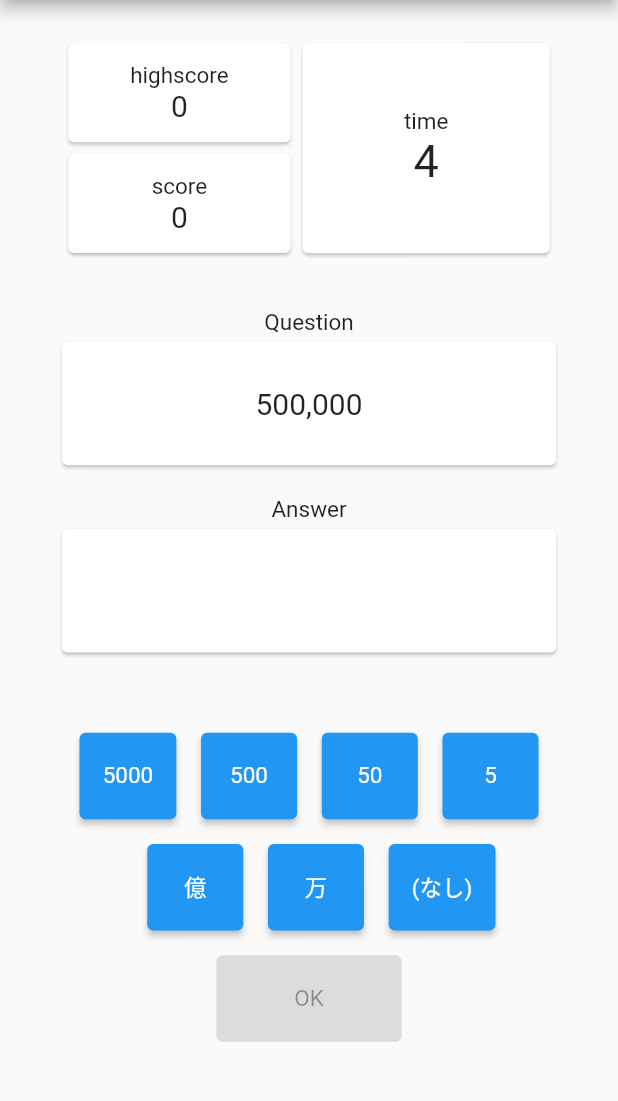
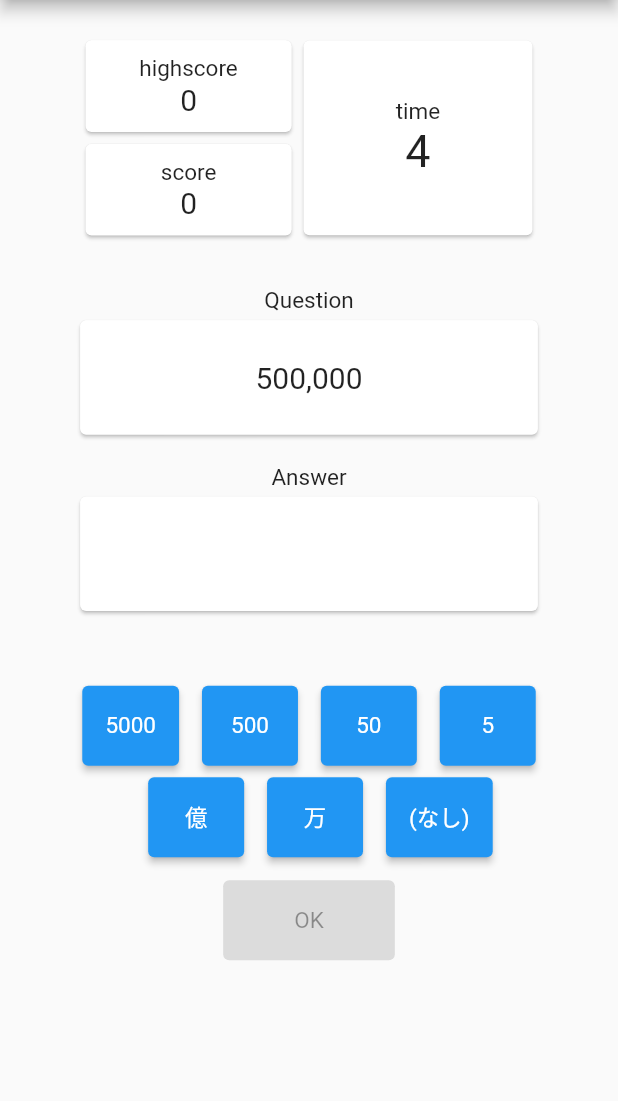
Before and after one commit to miyashiiii/number_read, a Flutter app: the GamePage screen opened by its route, on a phone screen of 412 x 824 dp, the part 84-1185 px from its top. Run offline on Flutter 3.47's test engine with Material 2 defaults, Android fonts, the phone set to English and light mode, and no system bars; our stand-ins replace firebase_analytics, firebase_core, flutter_screenutil, page_transition, shared_preferences; accounts and stored records are empty.

Commit message:
refactor: Use screenutil

```diff
--- a/lib/first_page.dart
+++ b/lib/first_page.dart
@@ -1,6 +1,6 @@
 import 'package:firebase_core/firebase_core.dart';
 import 'package:flutter/material.dart';
-import 'package:sudoku/util.dart';
+import 'package:flutter_screenutil/flutter_screenutil.dart';
 import 'package:shared_preferences/shared_preferences.dart';
 
 class FirstPage extends StatefulWidget {
@@ -51,9 +51,12 @@ class _FirstPageState extends State<FirstPage> {
     if (!_initialized) {
       // error log
     }
-
-    SizeConfig(context);
-
+    ScreenUtil.init(
+        BoxConstraints(
+            maxWidth: MediaQuery.of(context).size.width,
+            maxHeight: MediaQuery.of(context).size.height),
+        designSize: Size(1080, 2160),
+        orientation: Orientation.portrait);
     checkHighScore();
     return Scaffold(
       appBar: AppBar(
--- a/lib/game_page.dart
+++ b/lib/game_page.dart
@@ -1,7 +1,7 @@
 import 'dart:async';
 
 import 'package:flutter/material.dart';
-import 'package:sudoku/util.dart';
+import 'package:flutter_screenutil/flutter_screenutil.dart';
 import "dart:math";
 
 import 'package:shared_preferences/shared_preferences.dart';
@@ -218,7 +218,7 @@ class _GamePageState extends State<GamePage> {
       ),
       body: Column(
         children: [
-          SizedBox(height: SizeConfig.getSizePerHeight(3)),
+          SizedBox(height: 60.h),
           Row(
             mainAxisAlignment: MainAxisAlignment.center,
             children: [
@@ -243,8 +243,8 @@ class _GamePageState extends State<GamePage> {
                             ),
                           ],
                         ),
-                        width: SizeConfig.getSizePerHeight(18),
-                        height: SizeConfig.getSizePerHeight(8)),
+                        width: 360.h,
+                        height: 160.h),
                   ),
                   Card(
                     child: Container(
@@ -264,8 +264,8 @@ class _GamePageState extends State<GamePage> {
                           ),
                         ],
                       ),
-                      width: SizeConfig.getSizePerHeight(18),
-                      height: SizeConfig.getSizePerHeight(8),
+                      width: 360.h,
+                      height: 160.h,
                     ),
                   ),
                 ],
@@ -289,14 +289,14 @@ class _GamePageState extends State<GamePage> {
                       ),
                     ],
                   ),
-                  width: SizeConfig.getSizePerHeight(20),
-                  height: SizeConfig.getSizePerHeight(17),
+                  width: 400.h,
+                  height: 340.h,
                 ),
               ),
             ],
           ),
           SizedBox(
-            height: SizeConfig.getSizePerHeight(4),
+            height: 80.h,
           ),
           Text("Question"),
           Card(
@@ -316,12 +316,12 @@ class _GamePageState extends State<GamePage> {
                   ),
                 ],
               ),
-              width: SizeConfig.getSizePerHeight(40),
-              height: SizeConfig.getSizePerHeight(10),
+              width: 800.h,
+              height: 200.h,
             ),
           ),
           SizedBox(
-            height: SizeConfig.getSizePerHeight(2),
+            height: 40.h,
           ),
           Text("Answer"),
           Card(
@@ -340,18 +340,18 @@ class _GamePageState extends State<GamePage> {
                   ),
                 ],
               ),
-              width: SizeConfig.getSizePerHeight(40),
-              height: SizeConfig.getSizePerHeight(10),
+              width: 800.h,
+              height: 200.h,
             ),
           ),
           SizedBox(
-            height: SizeConfig.getSizePerHeight(6),
+            height: 120.h,
           ),
           Row(
             mainAxisAlignment: MainAxisAlignment.center,
             children: [
               SizedBox(
-                height: SizeConfig.getSizePerHeight(7),
+                height: 140.h,
                 child: ElevatedButton(
                   style: ElevatedButton.styleFrom(
                       textStyle: const TextStyle(fontSize: 15)),
@@ -364,10 +364,10 @@ class _GamePageState extends State<GamePage> {
                 ),
               ),
               SizedBox(
-                width: SizeConfig.getSizePerHeight(2),
+                width: 40.h,
               ),
               SizedBox(
-                height: SizeConfig.getSizePerHeight(7),
+                height: 140.h,
                 child: ElevatedButton(
                   style: ElevatedButton.styleFrom(
                       textStyle: const TextStyle(fontSize: 15)),
@@ -380,10 +380,10 @@ class _GamePageState extends State<GamePage> {
                 ),
               ),
               SizedBox(
-                width: SizeConfig.getSizePerHeight(2),
+                width: 40.h,
               ),
               SizedBox(
-                height: SizeConfig.getSizePerHeight(7),
+                height: 140.h,
                 child: ElevatedButton(
                   style: ElevatedButton.styleFrom(
                       textStyle: const TextStyle(fontSize: 15)),
@@ -396,10 +396,10 @@ class _GamePageState extends State<GamePage> {
                 ),
               ),
               SizedBox(
-                width: SizeConfig.getSizePerHeight(2),
+                width: 40.h,
               ),
               SizedBox(
-                height: SizeConfig.getSizePerHeight(7),
+                height: 140.h,
                 child: ElevatedButton(
                   style: ElevatedButton.styleFrom(
                       textStyle: const TextStyle(fontSize: 15)),
@@ -414,16 +414,16 @@ class _GamePageState extends State<GamePage> {
             ],
           ),
           SizedBox(
-            height: SizeConfig.getSizePerHeight(2),
+            height: 20.h,
           ),
           Row(
             mainAxisAlignment: MainAxisAlignment.center,
             children: [
               SizedBox(
-                width: SizeConfig.getSizePerHeight(2),
+                width: 40.h,
               ),
               SizedBox(
-                height: SizeConfig.getSizePerHeight(7),
+                height: 140.h,
                 child: ElevatedButton(
                   style: ElevatedButton.styleFrom(
                     textStyle: const TextStyle(fontSize: 15),
@@ -437,10 +437,10 @@ class _GamePageState extends State<GamePage> {
                 ),
               ),
               SizedBox(
-                width: SizeConfig.getSizePerHeight(2),
+                width: 40.h,
               ),
               SizedBox(
-                height: SizeConfig.getSizePerHeight(7),
+                height: 140.h,
                 child: ElevatedButton(
                   style: ElevatedButton.styleFrom(
                     textStyle: const TextStyle(fontSize: 15),
@@ -454,10 +454,10 @@ class _GamePageState extends State<GamePage> {
                 ),
               ),
               SizedBox(
-                width: SizeConfig.getSizePerHeight(2),
+                width: 40.h,
               ),
               SizedBox(
-                height: SizeConfig.getSizePerHeight(7),
+                height: 140.h,
                 child: ElevatedButton(
                   style: ElevatedButton.styleFrom(
                     textStyle: const TextStyle(fontSize: 15),
@@ -473,11 +473,11 @@ class _GamePageState extends State<GamePage> {
             ],
           ),
           SizedBox(
-            height: SizeConfig.getSizePerHeight(2),
+            height: 40.h,
           ),
           SizedBox(
-            height: SizeConfig.getSizePerHeight(7),
-            width: SizeConfig.getSizePerHeight(15),
+            height: 140.h,
+            width: 300.h,
             child: ElevatedButton(
               style: ElevatedButton.styleFrom(
                 textStyle: const TextStyle(fontSize: 15),
--- a/lib/hint_page.dart
+++ b/lib/hint_page.dart
@@ -1,6 +1,5 @@
 import 'package:flutter/material.dart';
-import 'package:sudoku/util.dart';
-import 'package:shared_preferences/shared_preferences.dart';
+import 'package:flutter_screenutil/flutter_screenutil.dart';
 
 class HintPage extends StatelessWidget {
   List<Widget> hintTable(context) {
@@ -23,11 +22,11 @@ class HintPage extends StatelessWidget {
     var count = 0;
     var isHeader = true;
     map.forEach((var key, var value) {
-      var topMargin = 0.5;
+      var topMargin = 10;
       double dividerThickness = 1;
       Color dividerColor = Colors.black12;
       if (count % 4 == 1) {
-        topMargin = 1;
+        topMargin = 20;
       } else if (count % 4 == 0) {
         dividerThickness = 2;
         dividerColor = Colors.black26;
@@ -35,7 +34,7 @@ class HintPage extends StatelessWidget {
       count++;
       list.addAll([
         SizedBox(
-          height: SizeConfig.getSizePerHeight(topMargin),
+          height: topMargin.h,
         ),
         Row(
           mainAxisAlignment: MainAxisAlignment.center,
@@ -67,8 +66,8 @@ class HintPage extends StatelessWidget {
         Divider(
           thickness: dividerThickness,
           color: dividerColor,
-          indent: SizeConfig.getSizePerHeight(3),
-          endIndent: SizeConfig.getSizePerHeight(3),
+          indent: 60.h,
+          endIndent: 60.h,
         )
       ]);
       isHeader = false;
@@ -87,7 +86,6 @@ class HintPage extends StatelessWidget {
 
   @override
   Widget build(BuildContext context) {
-    SizeConfig(context);
 
     return Scaffold(
       appBar: AppBar(
--- a/lib/main.dart
+++ b/lib/main.dart
@@ -1,5 +1,7 @@
+import 'package:firebase_analytics/firebase_analytics.dart';
 import 'package:flutter/material.dart';
 import 'package:flutter_localizations/flutter_localizations.dart';
+import 'package:flutter_screenutil/flutter_screenutil.dart';
 import 'package:sudoku/first_page.dart';
 import 'package:sudoku/result_page.dart';
 import 'package:page_transition/page_transition.dart';
@@ -36,7 +38,8 @@ class MyApp extends StatelessWidget {
           switch (settings.name) {
             case '/first':
               return PageTransition(
-                child: FirstPage(),
+                child: FirstPage(
+                ),
                 type: PageTransitionType.fade,
                 settings: settings,
               );
--- a/lib/util.dart
+++ /dev/null
@@ -1,22 +0,0 @@
-import 'package:flutter/material.dart';
-import 'package:flutter/widgets.dart';
-
-class SizeConfig {
-  static MediaQueryData? _mediaQueryData;
-  static double? screenWidth;
-  static double? screenHeight;
-
-  SizeConfig(BuildContext context) {
-    _mediaQueryData = MediaQuery.of(context);
-    screenWidth = _mediaQueryData!.size.width;
-    screenHeight = _mediaQueryData!.size.height;
-  }
-
-  static double getSizePerHeight(double percent) {
-    return screenHeight! * percent / 100;
-  }
-
-  static double getSizePerWidth(int percent) {
-    return screenWidth! * percent / 100;
-  }
-}
--- a/pubspec.yaml
+++ b/pubspec.yaml
@@ -31,6 +31,7 @@ dependencies:
   google_fonts: 2.1.0
   firebase_core: ^1.4.0
   firebase_analytics: ^7.0.1
+  flutter_screenutil: ^5.0.0+2
 
 # The following adds the Cupertino Icons font to your application.
   # Use with the CupertinoIcons class for iOS style icons.
```
Also changed, not shown: pubspec.lock.
